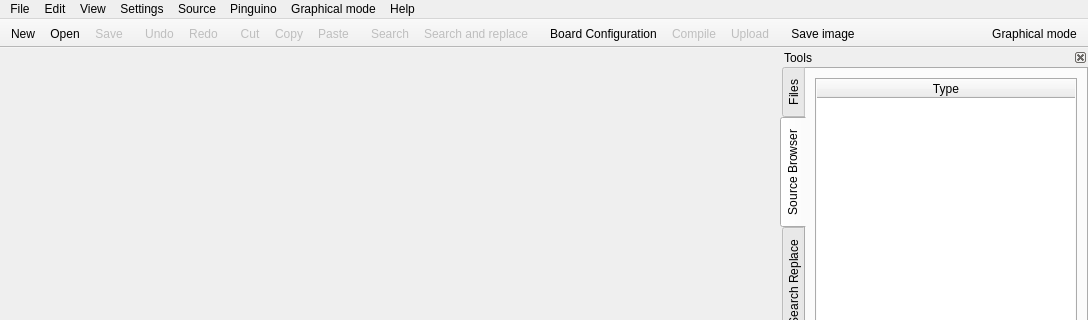
Old version of the form qtgui/frames/main.ui in the repository PinguinoIDE/pinguino-ide; both pictures show x 0 to 1088 and y 0 to 320 of the 1088 by 775 pixel window.
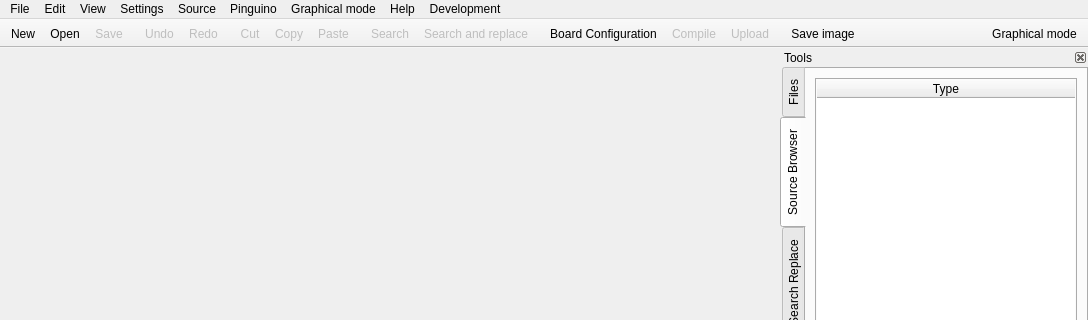
New version of the form. Icons and pictures are not drawn.

Commit message: Added development mode.

Diff of the .ui file:
```diff
--- a/qtgui/frames/main.ui
+++ b/qtgui/frames/main.ui
@@ -267,6 +267,13 @@
     <addaction name="menuIcons_theme"/>
     <addaction name="menuIcons_size"/>
    </widget>
+   <widget class="QMenu" name="menuDevelopment">
+    <property name="title">
+     <string>Development</string>
+    </property>
+    <addaction name="actionEnvironment"/>
+    <addaction name="actionVariables"/>
+   </widget>
    <addaction name="menuFile"/>
    <addaction name="menuEdit"/>
    <addaction name="menuView"/>
@@ -275,6 +282,7 @@
    <addaction name="menuPinguino"/>
    <addaction name="menuGraphical"/>
    <addaction name="menuHelp"/>
+   <addaction name="menuDevelopment"/>
   </widget>
   <widget class="QDockWidget" name="dockWidget_tools">
    <property name="features">
```
Left out of the diff: 49 changed lines with no effect on the pictures. The commit also changes 51 other files.
